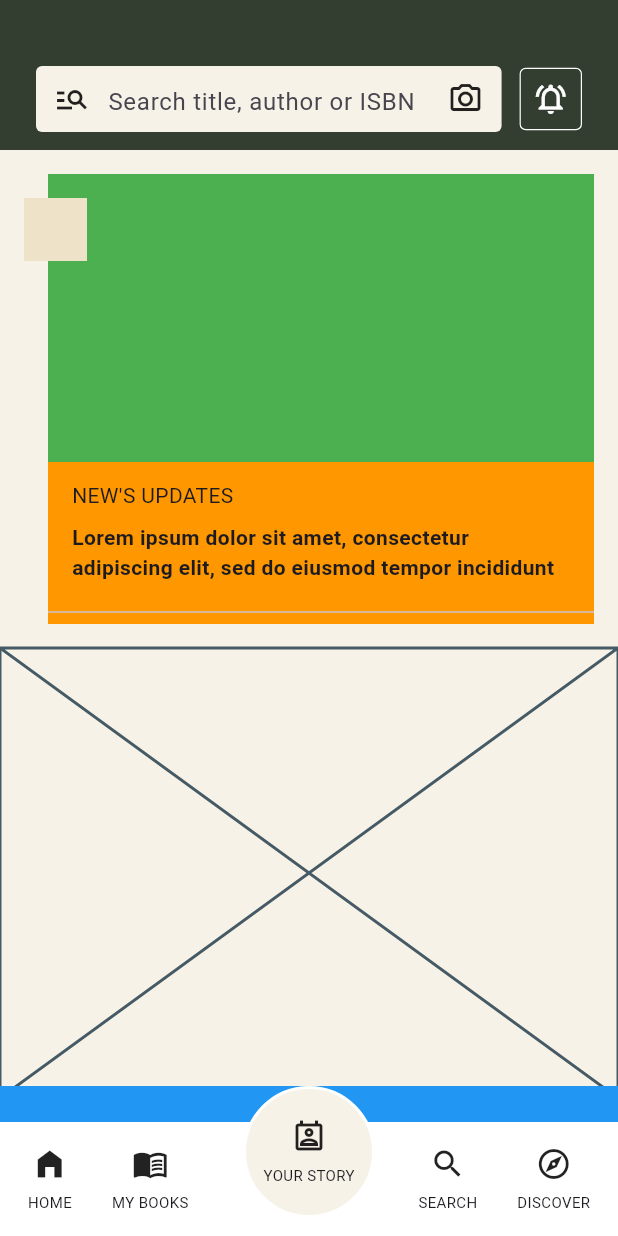
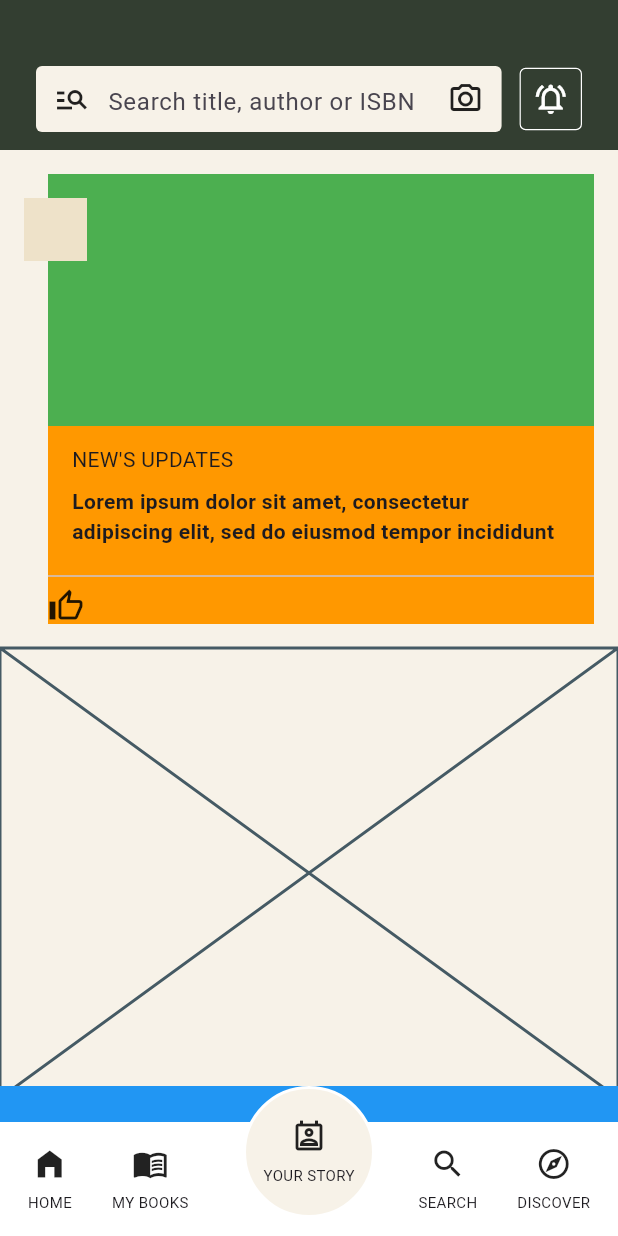
Before and after one commit to JAICHANGPARK/flutter_notebook_chapter_43, a Flutter app: the NewsFeedHomePage screen opened directly, on a phone screen of 412 x 824 dp. Run offline on Flutter 3.47's test engine with Material 3 defaults, Android fonts, the phone set to English and light mode, and no system bars; our stand-ins replace gap, hugeicons.

Commit message:
Update news_feed_home_page.dart

```diff
--- a/lib/ep2163_newsfeed_app/views/news_feed_home_page.dart
+++ b/lib/ep2163_newsfeed_app/views/news_feed_home_page.dart
@@ -126,7 +126,11 @@ class _NewsFeedHomePageState extends State<NewsFeedHomePage> {
                                       Row(
                                         children: [
                                           Expanded(
-                                            child: Row(),
+                                            child: Row(
+                                              children: [
+                                                Icon(Icons.thumb_up_alt_outlined),
+                                              ],
+                                            ),
                                           ),
                                           VerticalDivider(),
                                           Expanded(
```
